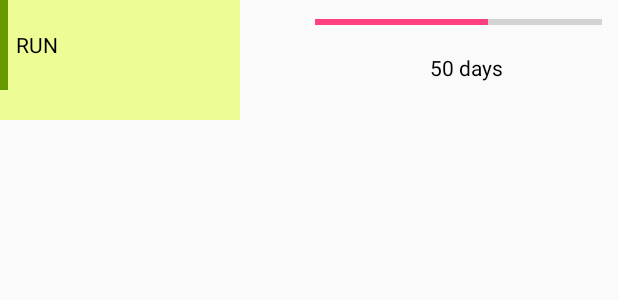
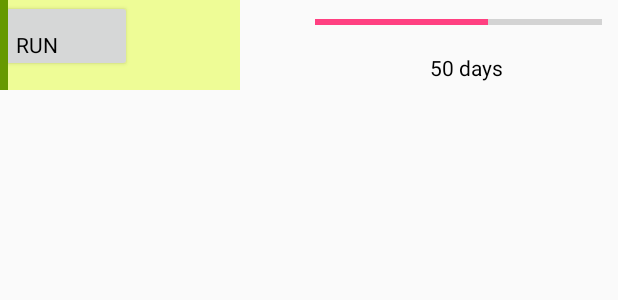
Before and after one commit to Digized/TheHabit, an Android app: the layout item_habit.xml on its own in the app's theme, with its tools: preview values and no code run, on a phone screen of 412 x 824 dp. Shown: the top 300 px of the screen. Run offline under Robolectric (Android 15) with nearby library versions, the phone set to English and light mode, and no system bars; plain views replace SwipeLayout.

Commit message:
options menu

```diff
--- a/app/src/main/res/layout/item_habit.xml
+++ b/app/src/main/res/layout/item_habit.xml
@@ -1,6 +1,6 @@
 <?xml version="1.0" encoding="utf-8"?>
 <com.daimajia.swipe.SwipeLayout xmlns:android="http://schemas.android.com/apk/res/android"
-        android:layout_width="match_parent" android:layout_height="80dp"
+        android:layout_width="match_parent" android:layout_height="60dp"
     android:id="@+id/swipeLayout">
         <!-- Bottom View Start-->
     <LinearLayout
@@ -11,7 +11,10 @@
         android:layout_height="match_parent"
         android:orientation="horizontal">
 
-            <!--What you want to show-->
+        <Button
+            android:layout_width="wrap_content"
+            android:layout_height="wrap_content"
+            android:id="@+id/help_me"/>
     </LinearLayout>
         <!-- Bottom View End-->
     <LinearLayout
```
Also changed, not shown: app/src/main/java/org/coolpeople/thehabit/MainActivity.java (+24 -0 lines).
